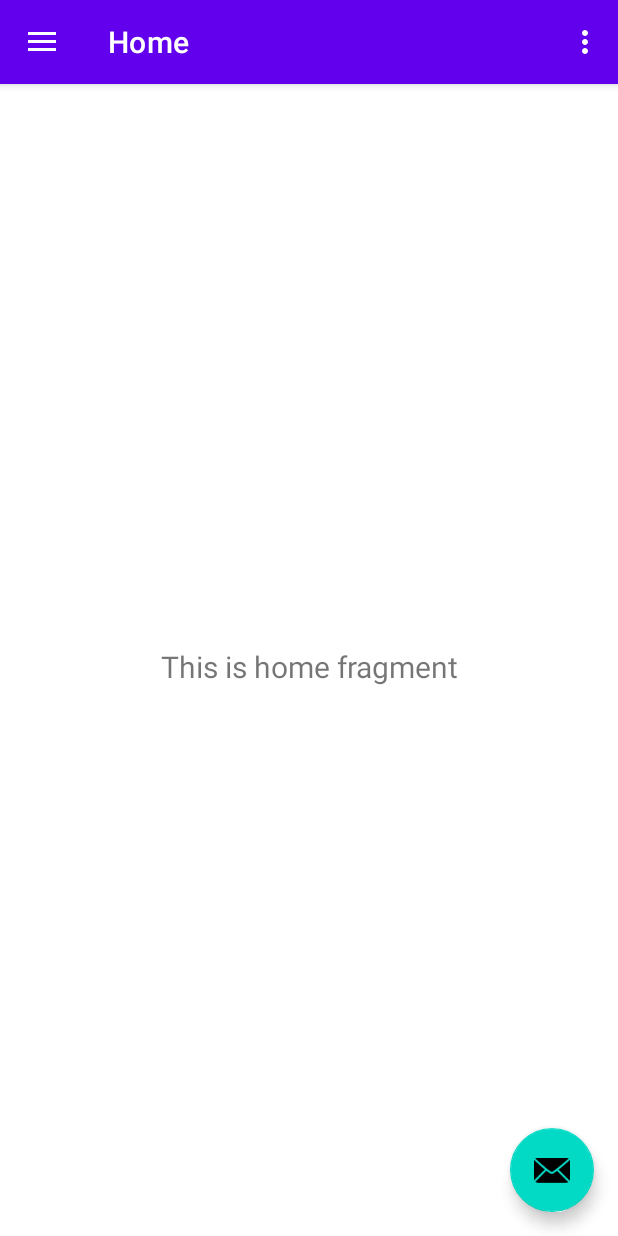
After one commit to fi-yona/10119013_AKB_IF1_TugasSensor, an Android app: the MenuActivity screen opened directly, with no data from a screen before it, on a phone screen of 412 x 824 dp. The commit adds this screen. Run offline under Robolectric (Android 15) with nearby library versions, the phone set to English and light mode, and no system bars; our stand-ins replace navigation-ui.

Commit message:
Add Menu Navigation Drawer

```diff
--- a/app/src/main/AndroidManifest.xml
+++ b/app/src/main/AndroidManifest.xml
@@ -14,6 +14,11 @@
         android:theme="@style/Theme.10119013_AKB_IF1_TugasSensor"
         tools:targetApi="31">
         <activity
+            android:name=".MenuActivity"
+            android:exported="false"
+            android:label="@string/title_activity_menu"
+            android:theme="@style/Theme.10119013_AKB_IF1_TugasSensor.NoActionBar" />
+        <activity
             android:name=".SplashScreenActivity"
             android:exported="true">
             <intent-filter>
--- /dev/null
+++ b/app/src/main/java/com/example/a10119013_akb_if1_tugassensor/MenuActivity.java
@@ -0,0 +1,65 @@
+package com.example.a10119013_akb_if1_tugassensor;
+
+import android.os.Bundle;
+import android.view.View;
+import android.view.Menu;
+
+import com.google.android.material.snackbar.Snackbar;
+import com.google.android.material.navigation.NavigationView;
+
+import androidx.navigation.NavController;
+import androidx.navigation.Navigation;
+import androidx.navigation.ui.AppBarConfiguration;
+import androidx.navigation.ui.NavigationUI;
+import androidx.drawerlayout.widget.DrawerLayout;
+import androidx.appcompat.app.AppCompatActivity;
+
+import com.example.a10119013_akb_if1_tugassensor.databinding.ActivityMenuBinding;
+
+public class MenuActivity extends AppCompatActivity {
+
+    private AppBarConfiguration mAppBarConfiguration;
+    private ActivityMenuBinding binding;
+
+    @Override
+    protected void onCreate(Bundle savedInstanceState) {
+        super.onCreate(savedInstanceState);
+
+        binding = ActivityMenuBinding.inflate(getLayoutInflater());
+        setContentView(binding.getRoot());
+
+        setSupportActionBar(binding.appBarMenu.toolbar);
+        binding.appBarMenu.fab.setOnClickListener(new View.OnClickListener() {
+            @Override
+            public void onClick(View view) {
+                Snackbar.make(view, "Replace with your own action", Snackbar.LENGTH_LONG)
+                        .setAction("Action", null).show();
+            }
+        });
+        DrawerLayout drawer = binding.drawerLayout;
+        NavigationView navigationView = binding.navView;
+        // Passing each menu ID as a set of Ids because each
+        // menu should be considered as top level destinations.
+        mAppBarConfiguration = new AppBarConfiguration.Builder(
+                R.id.nav_home, R.id.nav_gallery, R.id.nav_slideshow)
+                .setOpenableLayout(drawer)
+                .build();
+        NavController navController = Navigation.findNavController(this, R.id.nav_host_fragment_content_menu);
+        NavigationUI.setupActionBarWithNavController(this, navController, mAppBarConfiguration);
+        NavigationUI.setupWithNavController(navigationView, navController);
+    }
+
+    @Override
+    public boolean onCreateOptionsMenu(Menu menu) {
+        // Inflate the menu; this adds items to the action bar if it is present.
+        getMenuInflater().inflate(R.menu.menu, menu);
+        return true;
+    }
+
+    @Override
+    public boolean onSupportNavigateUp() {
+        NavController navController = Navigation.findNavController(this, R.id.nav_host_fragment_content_menu);
+        return NavigationUI.navigateUp(navController, mAppBarConfiguration)
+                || super.onSupportNavigateUp();
+    }
+}
--- /dev/null
+++ b/app/src/main/java/com/example/a10119013_akb_if1_tugassensor/ui/home/HomeFragment.java
@@ -0,0 +1,37 @@
+package com.example.a10119013_akb_if1_tugassensor.ui.home;
+
+import android.os.Bundle;
+import android.view.LayoutInflater;
+import android.view.View;
+import android.view.ViewGroup;
+import android.widget.TextView;
+
+import androidx.annotation.NonNull;
+import androidx.fragment.app.Fragment;
+import androidx.lifecycle.ViewModelProvider;
+
+import com.example.a10119013_akb_if1_tugassensor.databinding.FragmentHomeBinding;
+
+public class HomeFragment extends Fragment {
+
+    private FragmentHomeBinding binding;
+
+    public View onCreateView(@NonNull LayoutInflater inflater,
+                             ViewGroup container, Bundle savedInstanceState) {
+        HomeViewModel homeViewModel =
+                new ViewModelProvider(this).get(HomeViewModel.class);
+
+        binding = FragmentHomeBinding.inflate(inflater, container, false);
+        View root = binding.getRoot();
+
+        final TextView textView = binding.textHome;
+        homeViewModel.getText().observe(getViewLifecycleOwner(), textView::setText);
+        return root;
+    }
+
+    @Override
+    public void onDestroyView() {
+        super.onDestroyView();
+        binding = null;
+    }
+}
--- /dev/null
+++ b/app/src/main/java/com/example/a10119013_akb_if1_tugassensor/ui/home/HomeViewModel.java
@@ -0,0 +1,19 @@
+package com.example.a10119013_akb_if1_tugassensor.ui.home;
+
+import androidx.lifecycle.LiveData;
+import androidx.lifecycle.MutableLiveData;
+import androidx.lifecycle.ViewModel;
+
+public class HomeViewModel extends ViewModel {
+
+    private final MutableLiveData<String> mText;
+
+    public HomeViewModel() {
+        mText = new MutableLiveData<>();
+        mText.setValue("This is home fragment");
+    }
+
+    public LiveData<String> getText() {
+        return mText;
+    }
+}
--- /dev/null
+++ b/app/src/main/res/layout/activity_menu.xml
@@ -0,0 +1,25 @@
+<?xml version="1.0" encoding="utf-8"?>
+<androidx.drawerlayout.widget.DrawerLayout xmlns:android="http://schemas.android.com/apk/res/android"
+    xmlns:app="http://schemas.android.com/apk/res-auto"
+    xmlns:tools="http://schemas.android.com/tools"
+    android:id="@+id/drawer_layout"
+    android:layout_width="match_parent"
+    android:layout_height="match_parent"
+    android:fitsSystemWindows="true"
+    tools:openDrawer="start">
+
+    <include
+        android:id="@+id/app_bar_menu"
+        layout="@layout/app_bar_menu"
+        android:layout_width="match_parent"
+        android:layout_height="match_parent" />
+
+    <com.google.android.material.navigation.NavigationView
+        android:id="@+id/nav_view"
+        android:layout_width="wrap_content"
+        android:layout_height="match_parent"
+        android:layout_gravity="start"
+        android:fitsSystemWindows="true"
+        app:headerLayout="@layout/nav_header_menu"
+        app:menu="@menu/activity_menu_drawer" />
+</androidx.drawerlayout.widget.DrawerLayout>
--- /dev/null
+++ b/app/src/main/res/layout/app_bar_menu.xml
@@ -0,0 +1,34 @@
+<?xml version="1.0" encoding="utf-8"?>
+<androidx.coordinatorlayout.widget.CoordinatorLayout xmlns:android="http://schemas.android.com/apk/res/android"
+    xmlns:app="http://schemas.android.com/apk/res-auto"
+    xmlns:tools="http://schemas.android.com/tools"
+    android:layout_width="match_parent"
+    android:layout_height="match_parent"
+    tools:context=".MenuActivity">
+
+    <com.google.android.material.appbar.AppBarLayout
+        android:layout_width="match_parent"
+        android:layout_height="wrap_content"
+        android:theme="@style/Theme.10119013_AKB_IF1_TugasSensor.AppBarOverlay">
+
+        <androidx.appcompat.widget.Toolbar
+            android:id="@+id/toolbar"
+            android:layout_width="match_parent"
+            android:layout_height="?attr/actionBarSize"
+            android:background="?attr/colorPrimary"
+            app:popupTheme="@style/Theme.10119013_AKB_IF1_TugasSensor.PopupOverlay" />
+
+    </com.google.android.material.appbar.AppBarLayout>
+
+    <include layout="@layout/content_menu" />
+
+    <com.google.android.material.floatingactionbutton.FloatingActionButton
+        android:id="@+id/fab"
+        android:layout_width="wrap_content"
+        android:layout_height="wrap_content"
+        android:layout_gravity="bottom|end"
+        android:layout_marginEnd="@dimen/fab_margin"
+        android:layout_marginBottom="16dp"
+        app:srcCompat="@android:drawable/ic_dialog_email" />
+
+</androidx.coordinatorlayout.widget.CoordinatorLayout>
--- /dev/null
+++ b/app/src/main/res/layout/content_menu.xml
@@ -0,0 +1,20 @@
+<?xml version="1.0" encoding="utf-8"?>
+<androidx.constraintlayout.widget.ConstraintLayout xmlns:android="http://schemas.android.com/apk/res/android"
+    xmlns:app="http://schemas.android.com/apk/res-auto"
+    xmlns:tools="http://schemas.android.com/tools"
+    android:layout_width="match_parent"
+    android:layout_height="match_parent"
+    app:layout_behavior="@string/appbar_scrolling_view_behavior"
+    tools:showIn="@layout/app_bar_menu">
+
+    <fragment
+        android:id="@+id/nav_host_fragment_content_menu"
+        android:name="androidx.navigation.fragment.NavHostFragment"
+        android:layout_width="match_parent"
+        android:layout_height="match_parent"
+        app:defaultNavHost="true"
+        app:layout_constraintLeft_toLeftOf="parent"
+        app:layout_constraintRight_toRightOf="parent"
+        app:layout_constraintTop_toTopOf="parent"
+        app:navGraph="@navigation/mobile_navigation" />
+</androidx.constraintlayout.widget.ConstraintLayout>
--- /dev/null
+++ b/app/src/main/res/layout/fragment_home.xml
@@ -0,0 +1,22 @@
+<?xml version="1.0" encoding="utf-8"?>
+<androidx.constraintlayout.widget.ConstraintLayout xmlns:android="http://schemas.android.com/apk/res/android"
+    xmlns:app="http://schemas.android.com/apk/res-auto"
+    xmlns:tools="http://schemas.android.com/tools"
+    android:layout_width="match_parent"
+    android:layout_height="match_parent"
+    tools:context=".ui.home.HomeFragment">
+
+    <TextView
+        android:id="@+id/text_home"
+        android:layout_width="match_parent"
+        android:layout_height="wrap_content"
+        android:layout_marginStart="8dp"
+        android:layout_marginTop="8dp"
+        android:layout_marginEnd="8dp"
+        android:textAlignment="center"
+        android:textSize="20sp"
+        app:layout_constraintBottom_toBottomOf="parent"
+        app:layout_constraintEnd_toEndOf="parent"
+        app:layout_constraintStart_toStartOf="parent"
+        app:layout_constraintTop_toTopOf="parent" />
+</androidx.constraintlayout.widget.ConstraintLayout>
--- /dev/null
+++ b/app/src/main/res/menu/activity_menu_drawer.xml
@@ -0,0 +1,20 @@
+<?xml version="1.0" encoding="utf-8"?>
+<menu xmlns:android="http://schemas.android.com/apk/res/android"
+    xmlns:tools="http://schemas.android.com/tools"
+    tools:showIn="navigation_view">
+
+    <group android:checkableBehavior="single">
+        <item
+            android:id="@+id/nav_home"
+            android:icon="@drawable/ic_menu_camera"
+            android:title="@string/menu_home" />
+        <item
+            android:id="@+id/nav_gallery"
+            android:icon="@drawable/ic_menu_gallery"
+            android:title="@string/menu_gallery" />
+        <item
+            android:id="@+id/nav_slideshow"
+            android:icon="@drawable/ic_menu_slideshow"
+            android:title="@string/menu_slideshow" />
+    </group>
+</menu>
--- /dev/null
+++ b/app/src/main/res/menu/menu.xml
@@ -0,0 +1,9 @@
+<?xml version="1.0" encoding="utf-8"?>
+<menu xmlns:android="http://schemas.android.com/apk/res/android"
+    xmlns:app="http://schemas.android.com/apk/res-auto">
+    <item
+        android:id="@+id/action_settings"
+        android:orderInCategory="100"
+        android:title="@string/action_settings"
+        app:showAsAction="never" />
+</menu>
--- /dev/null
+++ b/app/src/main/res/navigation/mobile_navigation.xml
@@ -0,0 +1,25 @@
+<?xml version="1.0" encoding="utf-8"?>
+<navigation xmlns:android="http://schemas.android.com/apk/res/android"
+    xmlns:app="http://schemas.android.com/apk/res-auto"
+    xmlns:tools="http://schemas.android.com/tools"
+    android:id="@+id/mobile_navigation"
+    app:startDestination="@+id/nav_home">
+
+    <fragment
+        android:id="@+id/nav_home"
+        android:name="com.example.a10119013_akb_if1_tugassensor.ui.home.HomeFragment"
+        android:label="@string/menu_home"
+        tools:layout="@layout/fragment_home" />
+
+    <fragment
+        android:id="@+id/nav_gallery"
+        android:name="com.example.a10119013_akb_if1_tugassensor.ui.gallery.GalleryFragment"
+        android:label="@string/menu_gallery"
+        tools:layout="@layout/fragment_gallery" />
+
+    <fragment
+        android:id="@+id/nav_slideshow"
+        android:name="com.example.a10119013_akb_if1_tugassensor.ui.slideshow.SlideshowFragment"
+        android:label="@string/menu_slideshow"
+        tools:layout="@layout/fragment_slideshow" />
+</navigation>
```
Also changed, not shown: app/src/main/java/com/example/a10119013_akb_if1_tugassensor/SplashScreenActivity.java (+10 -0 lines), app/src/main/java/com/example/a10119013_akb_if1_tugassensor/ui/gallery/GalleryFragment.java (added, +37 -0 lines), app/src/main/java/com/example/a10119013_akb_if1_tugassensor/ui/gallery/GalleryViewModel.java (added, +19 -0 lines), app/src/main/java/com/example/a10119013_akb_if1_tugassensor/ui/slideshow/SlideshowFragment.java (added, +37 -0 lines), app/src/main/java/com/example/a10119013_akb_if1_tugassensor/ui/slideshow/SlideshowViewModel.java (added, +19 -0 lines), app/src/main/res/layout/fragment_gallery.xml (added, +22 -0 lines), app/src/main/res/layout/fragment_slideshow.xml (added, +22 -0 lines), app/src/main/res/layout/nav_header_menu.xml (added, +35 -0 lines).
